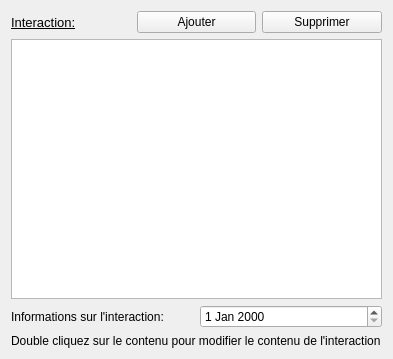
Above: interfaces/ficheContact.ui from Gibus21250/CDAA before the change. Below: the same form after it.
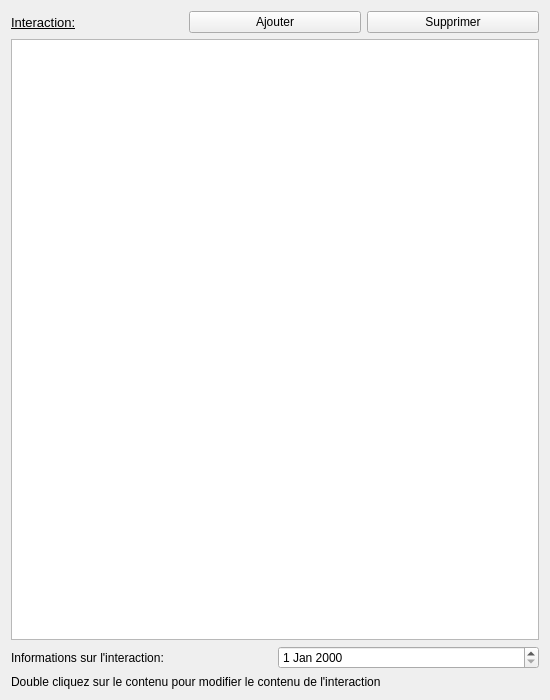
That is the form after the change.

Commit message: Mise a jour interface

Diff of the .ui file:
```diff
--- a/interfaces/ficheContact.ui
+++ b/interfaces/ficheContact.ui
@@ -6,10 +6,16 @@
    <rect>
     <x>0</x>
     <y>0</y>
-    <width>393</width>
-    <height>359</height>
+    <width>550</width>
+    <height>700</height>
    </rect>
   </property>
+  <property name="minimumSize">
+   <size>
+    <width>550</width>
+    <height>700</height>
+   </size>
+  </property>
   <property name="font">
    <font>
     <italic>false</italic>
```
The commit also changes 1 other file.
